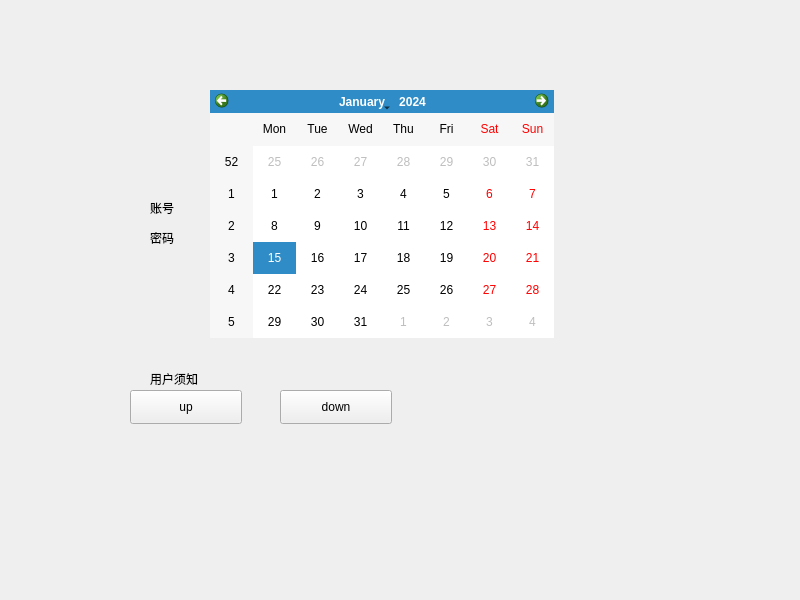
Above: QT/icon/widget.ui from zjsnh/study before the change. Below: the same form after it.
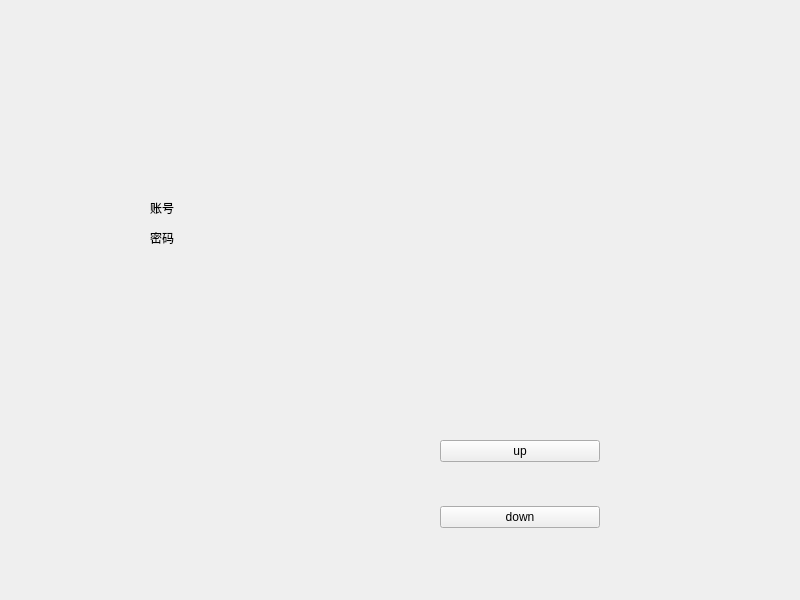
That is the form after the change.

The edit to the form file:
```diff
--- a/QT/icon/widget.ui
+++ b/QT/icon/widget.ui
@@ -13,48 +13,6 @@
   <property name="windowTitle">
    <string>Widget</string>
   </property>
-  <widget class="QPushButton" name="pushButton_up">
-   <property name="geometry">
-    <rect>
-     <x>130</x>
-     <y>390</y>
-     <width>112</width>
-     <height>34</height>
-    </rect>
-   </property>
-   <property name="text">
-    <string>up</string>
-   </property>
-  </widget>
-  <widget class="QPushButton" name="pushButton_down">
-   <property name="geometry">
-    <rect>
-     <x>280</x>
-     <y>390</y>
-     <width>112</width>
-     <height>34</height>
-    </rect>
-   </property>
-   <property name="text">
-    <string>down</string>
-   </property>
-  </widget>
-  <widget class="QLabel" name="label">
-   <property name="enabled">
-    <bool>true</bool>
-   </property>
-   <property name="geometry">
-    <rect>
-     <x>150</x>
-     <y>370</y>
-     <width>81</width>
-     <height>18</height>
-    </rect>
-   </property>
-   <property name="text">
-    <string>用户须知</string>
-   </property>
-  </widget>
   <widget class="QLabel" name="label_2">
    <property name="geometry">
     <rect>
@@ -81,15 +39,44 @@
     <string>密码</string>
    </property>
   </widget>
-  <widget class="QCalendarWidget" name="calendarWidget">
+  <widget class="QWidget" name="verticalLayoutWidget">
    <property name="geometry">
     <rect>
-     <x>210</x>
-     <y>90</y>
-     <width>344</width>
-     <height>248</height>
+     <x>440</x>
+     <y>440</y>
+     <width>160</width>
+     <height>88</height>
     </rect>
    </property>
+   <layout class="QVBoxLayout" name="verticalLayout">
+    <item>
+     <widget class="QPushButton" name="pushButton_up">
+      <property name="text">
+       <string>up</string>
+      </property>
+     </widget>
+    </item>
+    <item>
+     <spacer name="verticalSpacer_2">
+      <property name="orientation">
+       <enum>Qt::Vertical</enum>
+      </property>
+      <property name="sizeHint" stdset="0">
+       <size>
+        <width>20</width>
+        <height>40</height>
+       </size>
+      </property>
+     </spacer>
+    </item>
+    <item>
+     <widget class="QPushButton" name="pushButton_down">
+      <property name="text">
+       <string>down</string>
+      </property>
+     </widget>
+    </item>
+   </layout>
   </widget>
  </widget>
  <resources/>
```
